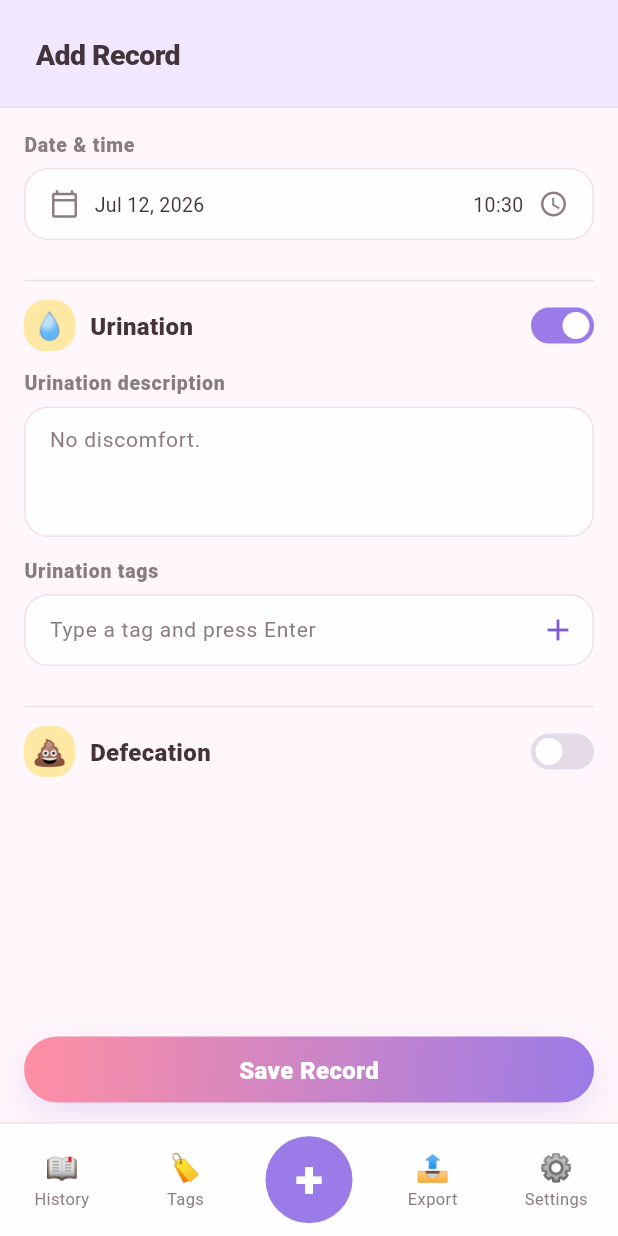
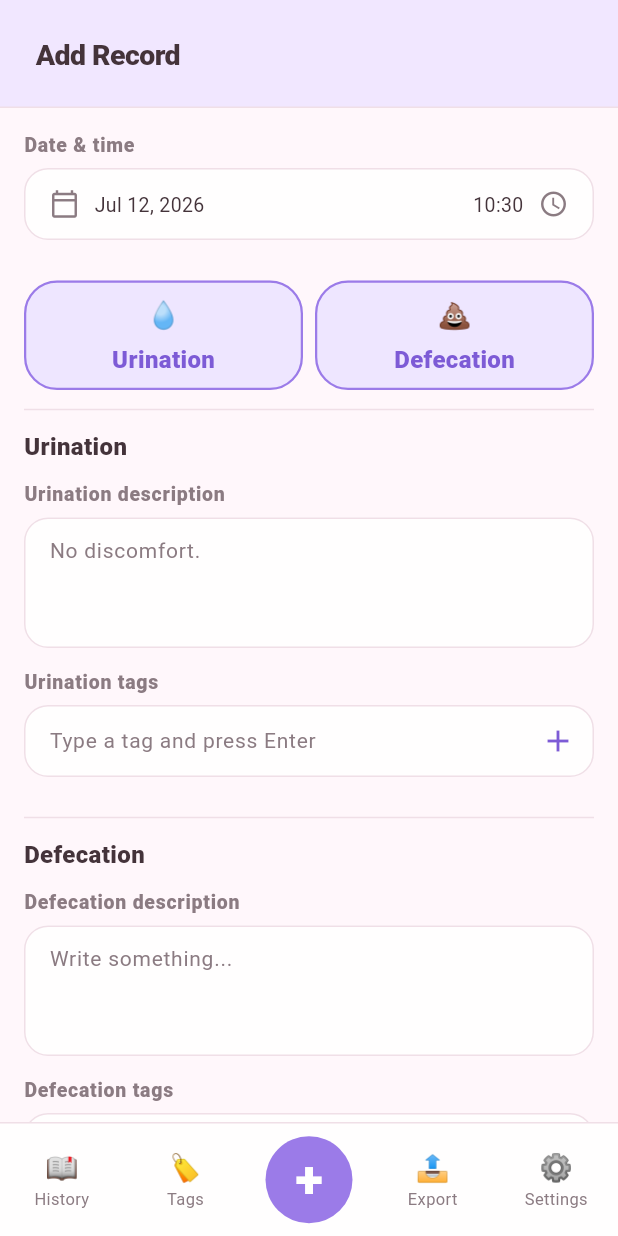
Before and after one commit to Javi801/peepoop-log, a Flutter app: the screen it shows after launch, on a phone screen of 412 x 824 dp. Run offline on Flutter 3.47's test engine with Material 3 defaults, Android fonts, the light colour scheme and no system bars; our stand-ins replace drift, drift_flutter, share_plus; accounts and stored records are empty; generated files the repository leaves out were written again.

Commit message:
style(add-record): replace type switches with segmented selector buttons

```diff
--- a/lib/presentation/screens/add_record/add_record_screen.dart
+++ b/lib/presentation/screens/add_record/add_record_screen.dart
@@ -55,7 +55,9 @@ class _AddRecordScreenState extends State<AddRecordScreen> {
   /// creation (only urination enabled by default).
   _EventForm _buildForm(EventType type, RecordWithTags? entry) {
     if (entry == null) {
-      return _EventForm(enabled: type == EventType.urination);
+      // New records start with both types selected; the user deselects the
+      // one they are not logging.
+      return _EventForm(enabled: true);
     }
     final enabled = entry.record.has(type);
     final form = _EventForm(enabled: enabled);
@@ -165,7 +167,7 @@ class _AddRecordScreenState extends State<AddRecordScreen> {
   void _reset() {
     _occurredAt = DateTime.now();
     _forms.forEach((type, form) {
-      form.enabled = type == EventType.urination;
+      form.enabled = true;
       form.description.clear();
       form.tags.clear();
     });
@@ -183,9 +185,7 @@ class _AddRecordScreenState extends State<AddRecordScreen> {
           _isEditing ? AppStrings.editRecordTitle : AppStrings.addRecordTitle,
         ),
       ),
-      body: Stack(
-        children: [
-          ListView(
+      body: ListView(
         padding: AppInsets.screen,
         children: [
           LabeledField(
@@ -217,48 +217,36 @@ class _AddRecordScreenState extends State<AddRecordScreen> {
               ),
             ),
           ),
+          const SizedBox(height: AppSpacing.md),
+          // Type selector: pick urination, defecation, or both by selecting
+          // both. At least one must stay selected for the record to save.
+          Row(
+            children: [
               for (final type in EventType.values) ...[
+                if (type != EventType.values.first)
+                  const SizedBox(width: AppSpacing.tabGap),
+                Expanded(
+                  child: _TypeSelectButton(
+                    icon: type.icon,
+                    label: type.label,
+                    selected: _forms[type]!.enabled,
+                    onTap: () => setState(
+                      () => _forms[type]!.enabled = !_forms[type]!.enabled,
+                    ),
+                  ),
+                ),
+              ],
+            ],
+          ),
+          // Only selected types show their detail fields below the selector.
+          for (final type in EventType.values)
+            if (_forms[type]!.enabled) ...[
               Divider(
                 height: AppSpacing.md * 2,
                 thickness: 1,
                 color: colors.border,
               ),
-                GestureDetector(
-                  behavior: HitTestBehavior.opaque,
-                  onTap: () => setState(
-                    () => _forms[type]!.enabled = !_forms[type]!.enabled,
-                  ),
-                  child: Row(
-                    children: [
-                      Container(
-                        width: AppSizes.cuteIcon,
-                        height: AppSizes.cuteIcon,
-                        decoration: BoxDecoration(
-                          color: colors.cuteIconBackground,
-                          borderRadius: BorderRadius.circular(
-                            AppRadii.cuteIcon,
-                          ),
-                        ),
-                        child: Center(
-                          child: Text(
-                            type.icon,
-                            style: AppTypography.emojiIcon,
-                          ),
-                        ),
-                      ),
-                      const SizedBox(width: AppSpacing.sm),
-                      Expanded(
-                        child: Text(type.label, style: AppTypography.bodyBold),
-                      ),
-                      AppSwitch(
-                        value: _forms[type]!.enabled,
-                        onChanged: (value) =>
-                            setState(() => _forms[type]!.enabled = value),
-                      ),
-                    ],
-                  ),
-                ),
-                if (_forms[type]!.enabled) ...[
+              Text(type.label, style: AppTypography.bodyBold),
               const SizedBox(height: AppSpacing.md),
               _DetailFields(
                 type: type,
@@ -272,7 +260,6 @@ class _AddRecordScreenState extends State<AddRecordScreen> {
                     setState(() => _forms[type]!.tags.remove(tag)),
               ),
             ],
-              ],
           if (_isEditing)
             Align(
               alignment: Alignment.center,
@@ -283,22 +270,9 @@ class _AddRecordScreenState extends State<AddRecordScreen> {
                 label: const Text(AppStrings.editRecordDelete),
               ),
             ),
-            ],
-          ),
-          // Save stays docked above the footer; the form scrolls beneath it.
-          Positioned(
-            left: 0,
-            right: 0,
-            bottom: 0,
-            child: Container(
-              color: colors.background,
-              padding: const EdgeInsets.fromLTRB(
-                AppSpacing.lg,
-                AppSpacing.md,
-                AppSpacing.lg,
-                AppSpacing.md,
-              ),
-              child: PrimaryButton(
+          // Save flows at the end of the form and scrolls with the content.
+          const SizedBox(height: AppSpacing.md),
+          PrimaryButton(
             expand: true,
             onPressed: canSave ? _save : null,
             child: Text(
@@ -307,9 +281,62 @@ class _AddRecordScreenState extends State<AddRecordScreen> {
                   : AppStrings.addRecordSave,
             ),
           ),
+        ],
+      ),
+    );
+  }
+}
+
+/// Segmented selector button choosing whether the record includes an event
+/// type. Selected buttons take the primary highlight; both may be selected at
+/// once to log urination and defecation together.
+class _TypeSelectButton extends StatelessWidget {
+  const _TypeSelectButton({
+    required this.icon,
+    required this.label,
+    required this.selected,
+    required this.onTap,
+  });
+
+  final String icon;
+  final String label;
+  final bool selected;
+  final VoidCallback onTap;
+
+  @override
+  Widget build(BuildContext context) {
+    final colors = context.appColors;
+
+    final shape = RoundedRectangleBorder(
+      borderRadius: BorderRadius.circular(AppRadii.toggleCard),
+      side: BorderSide(
+        color: selected ? colors.primary : colors.border,
+        width: selected ? 1.5 : 1,
+      ),
+    );
+
+    return Material(
+      color: selected ? colors.primarySoft : colors.surface,
+      shape: shape,
+      child: InkWell(
+        customBorder: shape,
+        onTap: onTap,
+        child: Padding(
+          padding: AppInsets.tab,
+          child: Column(
+            mainAxisSize: MainAxisSize.min,
+            children: [
+              Text(icon, style: AppTypography.emojiIcon),
+              const SizedBox(height: AppSpacing.xs),
+              Text(
+                label,
+                style: AppTypography.buttonLabel.copyWith(
+                  color: selected ? colors.primaryDark : colors.textPrimary,
                 ),
               ),
             ],
+          ),
+        ),
       ),
     );
   }
```
Lines whose indentation alone changed are shown as unchanged.
